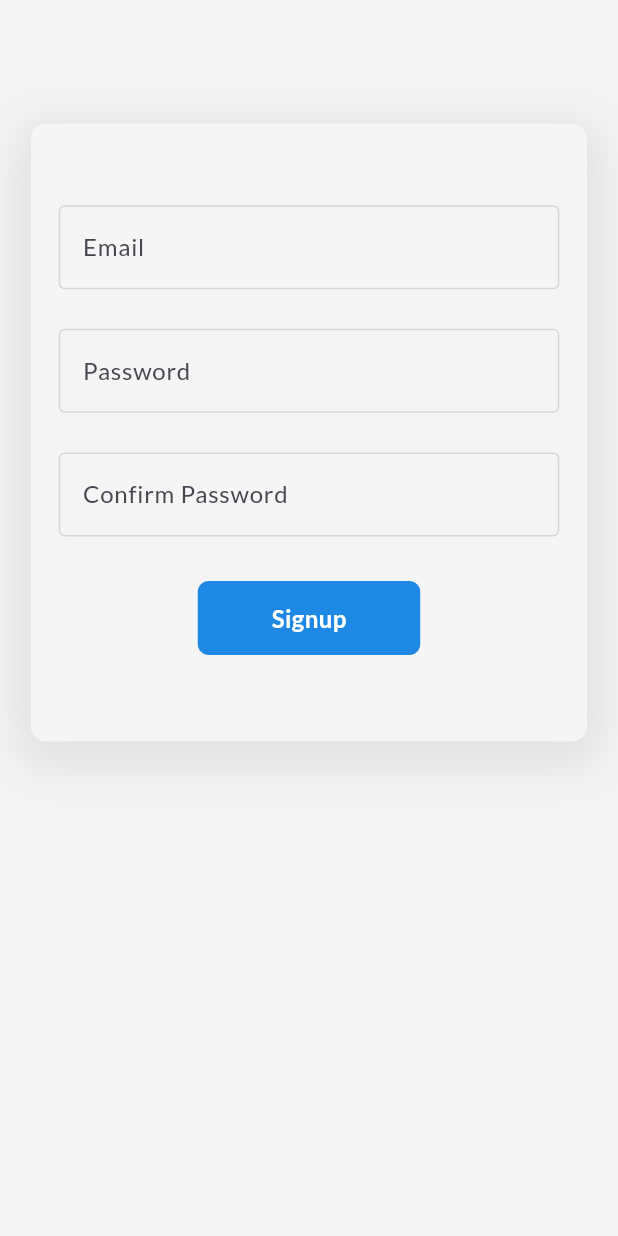
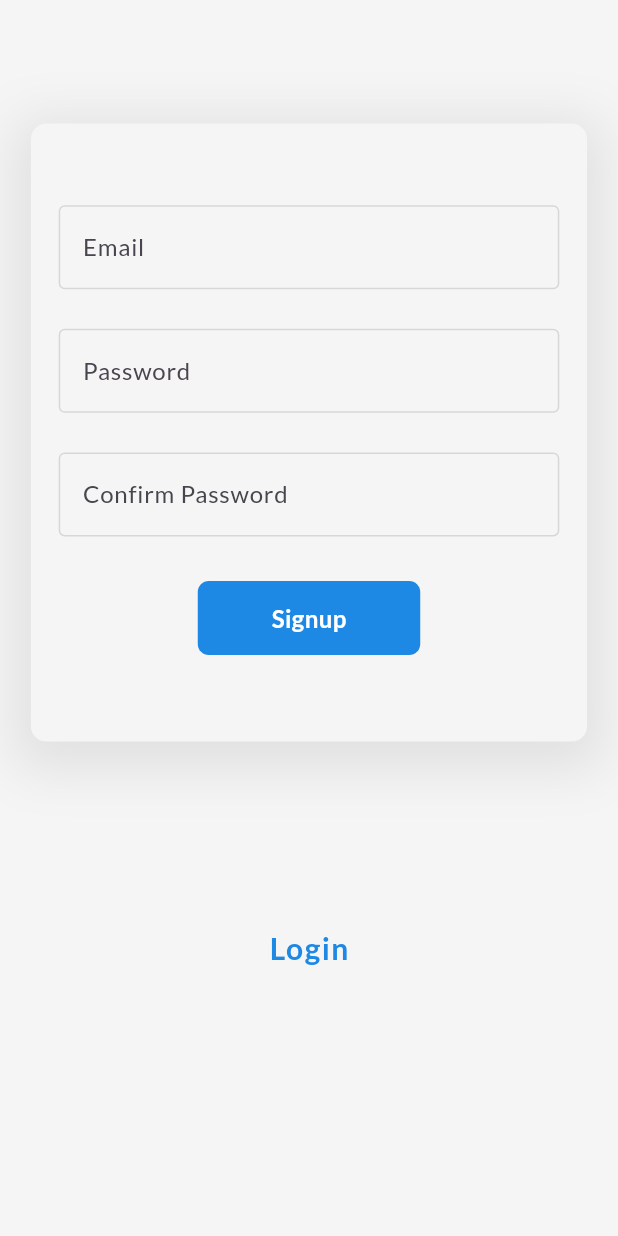
Before and after one commit to bhawesh2002/auth_screens, a Flutter app: the screen it shows after launch, on a phone screen of 412 x 824 dp. Run offline on Flutter 3.47's test engine with Material 3 defaults, Android fonts, the phone set to English and light mode, and no system bars; our stand-ins replace firebase_auth, firebase_core, get, google_fonts; accounts and stored records are empty; generated files the repository leaves out were written again.

Commit message:
feat: Update SignupPage UI to include link to login page

```diff
--- a/lib/pages/signup_page.dart
+++ b/lib/pages/signup_page.dart
@@ -1,3 +1,4 @@
+import 'package:auth_screens/pages/login_page.dart';
 import 'package:flutter/material.dart';
 import 'package:auth_screens/controllers/auth_state_controller.dart';
 import 'package:get/get.dart';
@@ -23,8 +24,9 @@ class _SignupPageState extends State<SignupPage> {
   Widget build(BuildContext context) {
     return SafeArea(
       child: Scaffold(
-        body: Center(
-          child: Align(
+        resizeToAvoidBottomInset: false,
+        body: Column(children: [
+          Align(
             alignment: Alignment.topCenter,
             child: Container(
               width: Get.width * 0.9,
@@ -217,7 +219,24 @@ class _SignupPageState extends State<SignupPage> {
               ),
             ),
           ),
-        ),
+          SizedBox.square(
+            dimension: Get.width * 0.3,
+          ),
+          GestureDetector(
+            onTap: () {
+              Get.offAll(() => const LoginPage());
+            },
+            child: Text(
+              "Login",
+              style: TextStyle(
+                color: Colors.blue.shade600,
+                fontSize: 20,
+                letterSpacing: 1,
+                fontWeight: FontWeight.bold,
+              ),
+            ),
+          )
+        ]),
       ),
     );
   }
```
